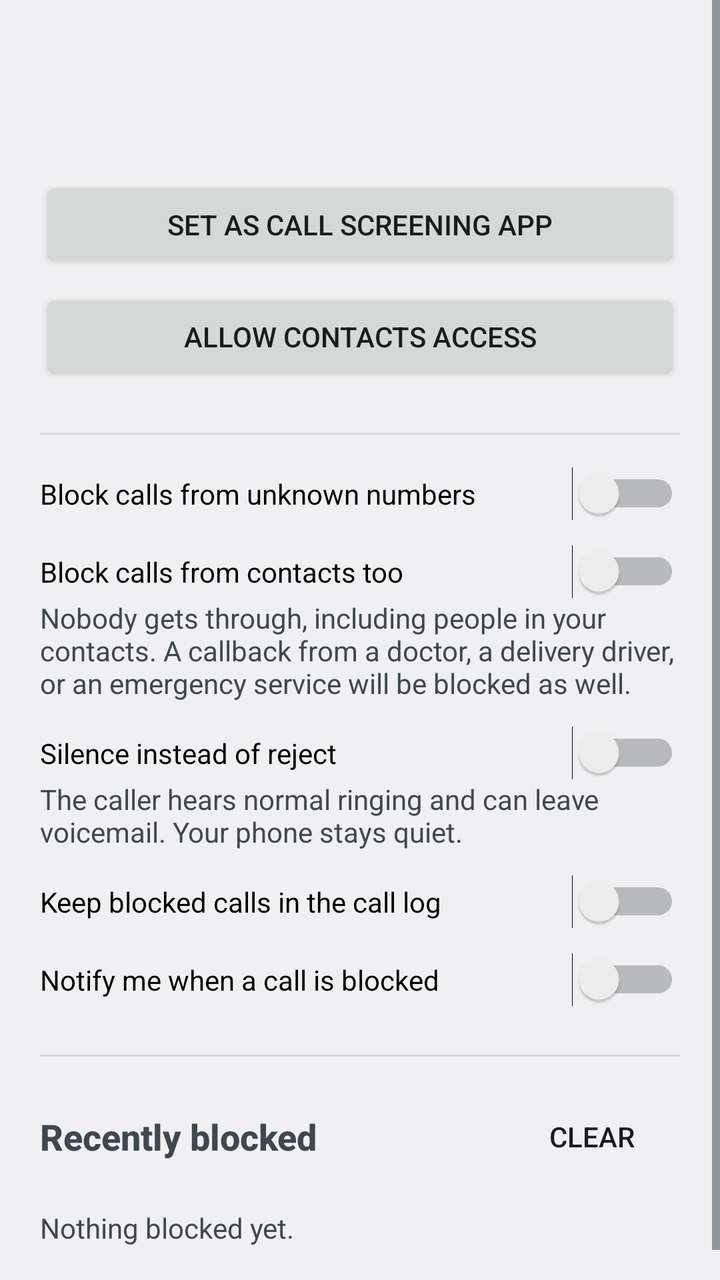
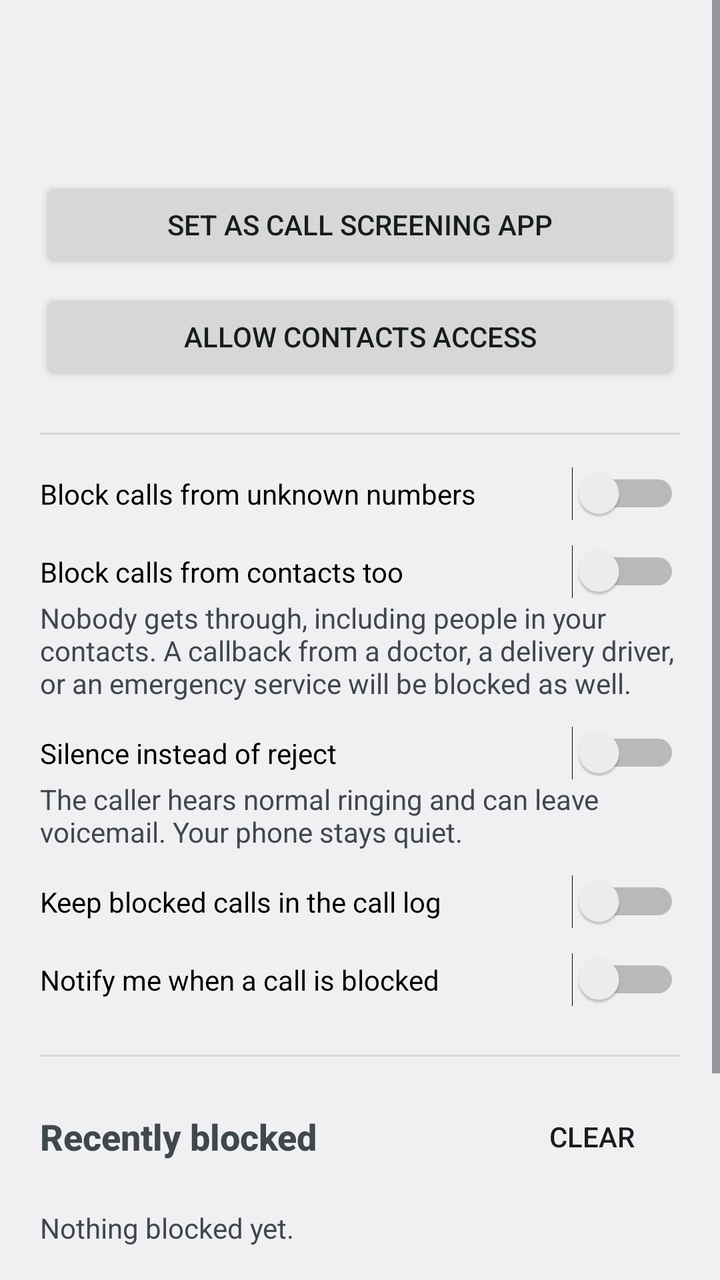

The first picture is an Android layout as it rendered before a commit; the second is the same layout after the commit. The layout source and the unified diff follow.
<!-- AndroidManifest.xml: application theme AppTheme -->
<!-- res/layout/activity_main.xml -->
<?xml version="1.0" encoding="utf-8"?>
<ScrollView xmlns:android="http://schemas.android.com/apk/res/android"
    xmlns:tools="http://schemas.android.com/tools"
    android:id="@+id/root"
    android:layout_width="match_parent"
    android:layout_height="match_parent"
    android:clipToPadding="false"
    android:fillViewport="true">

    <LinearLayout
        android:layout_width="match_parent"
        android:layout_height="wrap_content"
        android:orientation="vertical"
        android:padding="20dp">

        <TextView
            android:id="@+id/status_title"
            android:layout_width="match_parent"
            android:layout_height="wrap_content"
            android:textAppearance="?android:attr/textAppearanceLarge"
            android:textStyle="bold" />

        <TextView
            android:id="@+id/status_detail"
            android:layout_width="match_parent"
            android:layout_height="wrap_content"
            android:layout_marginTop="4dp"
            android:textAppearance="?android:attr/textAppearanceSmall"
            android:textColor="?android:attr/textColorSecondary" />

        <Button
            android:id="@+id/button_screening_role"
            android:layout_width="match_parent"
            android:layout_height="wrap_content"
            android:layout_marginTop="16dp"
            android:text="@string/action_set_screening_app" />

        <Button
            android:id="@+id/button_contacts_permission"
            android:layout_width="match_parent"
            android:layout_height="wrap_content"
            android:layout_marginTop="8dp"
            android:text="@string/action_allow_contacts" />

        <View
            android:layout_width="match_parent"
            android:layout_height="1dp"
            android:layout_marginTop="24dp"
            android:background="?android:attr/listDivider" />

        <Switch
            android:id="@+id/switch_blocking_enabled"
            android:layout_width="match_parent"
            android:layout_height="wrap_content"
            android:layout_marginTop="16dp"
            android:text="@string/option_enabled"
            tools:ignore="UseSwitchCompatOrMaterialXml" />

        <Switch
            android:id="@+id/switch_block_every_call"
            android:layout_width="match_parent"
            android:layout_height="wrap_content"
            android:layout_marginTop="12dp"
            android:text="@string/option_block_contacts"
            tools:ignore="UseSwitchCompatOrMaterialXml" />

        <TextView
            android:layout_width="match_parent"
            android:layout_height="wrap_content"
            android:text="@string/option_block_contacts_hint"
            android:textAppearance="?android:attr/textAppearanceSmall"
            android:textColor="?android:attr/textColorSecondary" />

        <Switch
            android:id="@+id/switch_silence_instead_of_reject"
            android:layout_width="match_parent"
            android:layout_height="wrap_content"
            android:layout_marginTop="12dp"
            android:text="@string/option_silence"
            tools:ignore="UseSwitchCompatOrMaterialXml" />

        <TextView
            android:layout_width="match_parent"
            android:layout_height="wrap_content"
            android:text="@string/option_silence_hint"
            android:textAppearance="?android:attr/textAppearanceSmall"
            android:textColor="?android:attr/textColorSecondary" />

        <Switch
            android:id="@+id/switch_keep_in_call_log"
            android:layout_width="match_parent"
            android:layout_height="wrap_content"
            android:layout_marginTop="12dp"
            android:text="@string/option_call_log"
            tools:ignore="UseSwitchCompatOrMaterialXml" />

        <Switch
            android:id="@+id/switch_notify_when_blocked"
            android:layout_width="match_parent"
            android:layout_height="wrap_content"
            android:layout_marginTop="12dp"
            android:text="@string/option_notify"
            tools:ignore="UseSwitchCompatOrMaterialXml" />

        <View
            android:layout_width="match_parent"
            android:layout_height="1dp"
            android:layout_marginTop="24dp"
            android:background="?android:attr/listDivider" />

        <LinearLayout
            android:layout_width="match_parent"
            android:layout_height="wrap_content"
            android:layout_marginTop="16dp"
            android:gravity="center_vertical"
            android:orientation="horizontal">

            <TextView
                android:layout_width="0dp"
                android:layout_height="wrap_content"
                android:layout_weight="1"
                android:text="@string/history_title"
                android:textAppearance="?android:attr/textAppearanceMedium"
                android:textStyle="bold" />

            <Button
                android:id="@+id/button_clear_history"
                style="?android:attr/borderlessButtonStyle"
                android:layout_width="wrap_content"
                android:layout_height="wrap_content"
                android:text="@string/action_clear" />
        </LinearLayout>

        <TextView
            android:id="@+id/history_empty_message"
            android:layout_width="match_parent"
            android:layout_height="wrap_content"
            android:paddingVertical="12dp"
            android:text="@string/history_empty"
            android:textColor="?android:attr/textColorSecondary" />

        <LinearLayout
            android:id="@+id/history_container"
            android:layout_width="match_parent"
            android:layout_height="wrap_content"
            android:orientation="vertical" />

    </LinearLayout>
</ScrollView>
<!-- resources referenced by this layout -->
<resources>
  <string name="action_allow_contacts">Allow contacts access</string>
  <string name="action_clear">Clear</string>
  <string name="action_set_screening_app">Set as call screening app</string>
  <string name="history_empty">Nothing blocked yet.</string>
  <string name="history_title">Recently blocked</string>
  <string name="option_block_contacts">Block calls from contacts too</string>
  <string name="option_block_contacts_hint">Nobody gets through, including people in your contacts. A callback from a doctor, a delivery driver, or an emergency service will be blocked as well.</string>
  <string name="option_call_log">Keep blocked calls in the call log</string>
  <string name="option_enabled">Block calls from unknown numbers</string>
  <string name="option_notify">Notify me when a call is blocked</string>
  <string name="option_silence">Silence instead of reject</string>
  <string name="option_silence_hint">The caller hears normal ringing and can leave voicemail. Your phone stays quiet.</string>
  <style name="AppTheme" parent="@android:style/Theme.DeviceDefault.DayNight" />
</resources>

<!-- the commit's change to res/layout/activity_main.xml (unified diff, before → after) -->
@@ -145,5 +145,40 @@
             android:layout_height="wrap_content"
             android:orientation="vertical" />
 
+        <View
+            android:layout_width="match_parent"
+            android:layout_height="1dp"
+            android:layout_marginTop="24dp"
+            android:background="?android:attr/listDivider" />
+
+        <TextView
+            android:id="@+id/version_text"
+            android:layout_width="match_parent"
+            android:layout_height="wrap_content"
+            android:layout_marginTop="16dp"
+            android:textAppearance="?android:attr/textAppearanceSmall"
+            android:textColor="?android:attr/textColorSecondary" />
+
+        <LinearLayout
+            android:layout_width="match_parent"
+            android:layout_height="wrap_content"
+            android:orientation="horizontal">
+
+            <Button
+                android:id="@+id/button_view_source"
+                style="?android:attr/borderlessButtonStyle"
+                android:layout_width="wrap_content"
+                android:layout_height="wrap_content"
+                android:paddingStart="0dp"
+                android:text="@string/action_view_source" />
+
+            <Button
+                android:id="@+id/button_privacy_policy"
+                style="?android:attr/borderlessButtonStyle"
+                android:layout_width="wrap_content"
+                android:layout_height="wrap_content"
+                android:text="@string/action_privacy_policy" />
+        </LinearLayout>
+
     </LinearLayout>
 </ScrollView>
<!-- resource entries referenced after the edit -->
@@ -2,7 +2,9 @@
 <resources>
   <string name="action_allow_contacts">Allow contacts access</string>
   <string name="action_clear">Clear</string>
+  <string name="action_privacy_policy">Privacy policy</string>
   <string name="action_set_screening_app">Set as call screening app</string>
+  <string name="action_view_source">Open source on GitHub</string>
   <string name="history_empty">Nothing blocked yet.</string>
   <string name="history_title">Recently blocked</string>
   <string name="option_block_contacts">Block calls from contacts too</string>
